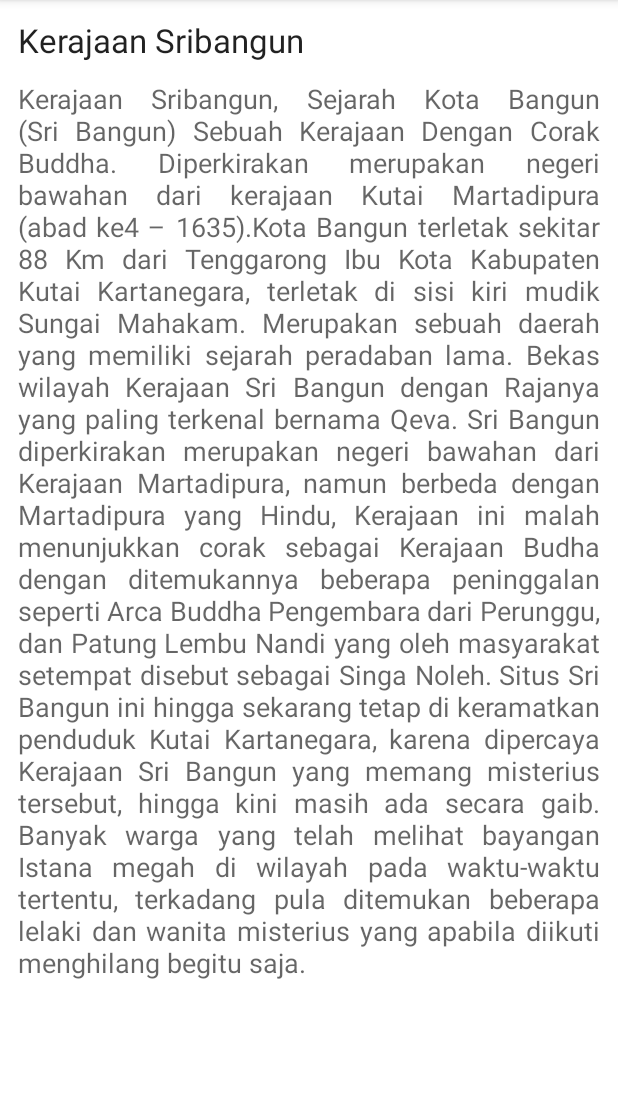
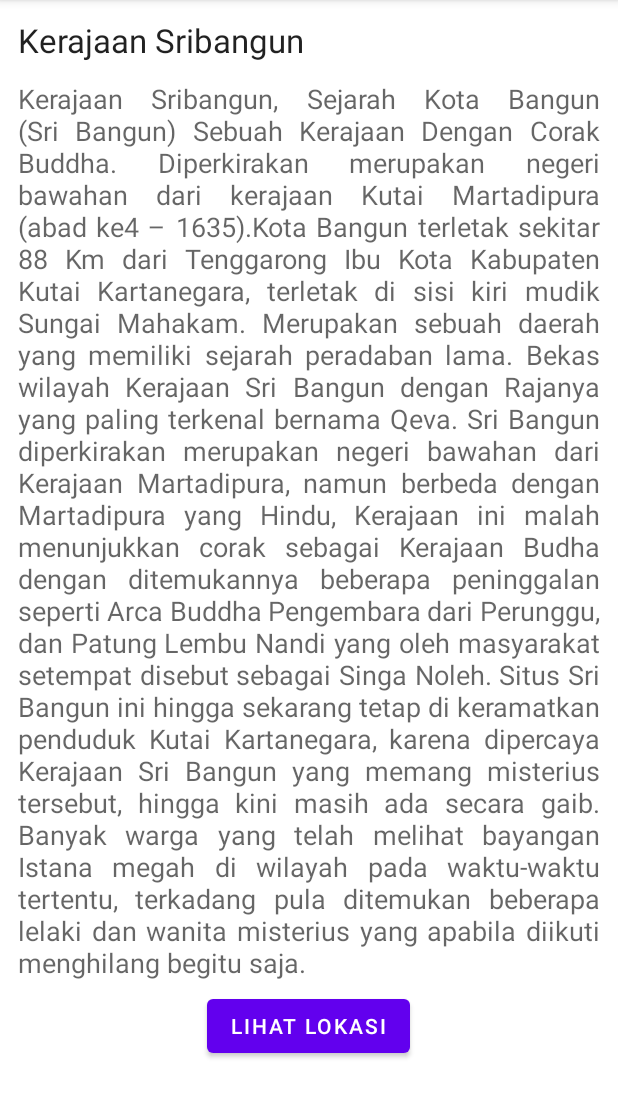
Before and after one commit to JackieWijaya/KingdomHistory, an Android app: the screen it shows after launch (DetailActivity), after a tap on "Kerajaan Sribangun", on a phone screen of 412 x 824 dp, the part 84-1202 px from its top. Run offline under Robolectric (Android 15) with nearby library versions, the phone set to English and light mode, and no system bars; pictures from the network do not load.

Commit message:
Update activity_detail.xml

```diff
--- a/app/src/main/res/layout/activity_detail.xml
+++ b/app/src/main/res/layout/activity_detail.xml
@@ -6,11 +6,10 @@
     android:layout_height="match_parent"
     tools:context=".DetailActivity">
 
-    <LinearLayout
+    <RelativeLayout
         android:layout_width="match_parent"
         android:layout_height="match_parent"
-        android:layout_margin="6dp"
-        android:orientation="vertical">
+        android:layout_margin="6dp">
 
         <ImageView
             android:id="@+id/iv_foto"
@@ -24,7 +23,8 @@
             android:layout_height="wrap_content"
             android:text="Nama Kingdom"
             android:padding="6dp"
-            style="@style/TextAppearance.AppCompat.Large"/>
+            style="@style/TextAppearance.AppCompat.Large"
+            android:layout_below="@+id/iv_foto"/>
 
         <TextView
             android:id="@+id/tv_tentang_kingdom"
@@ -33,8 +33,17 @@
             android:text="Tentang Kingdom"
             android:padding="6dp"
             style="@style/TextAppearance.AppCompat.Medium"
-            android:justificationMode="inter_word"/>
+            android:justificationMode="inter_word"
+            android:layout_below="@+id/tv_nama_kingdom"/>
 
-    </LinearLayout>
+        <Button
+            android:id="@+id/btn_lihat_lokasi"
+            android:layout_width="wrap_content"
+            android:layout_height="wrap_content"
+            android:text="Lihat Lokasi"
+            android:layout_centerHorizontal="true"
+            android:layout_below="@+id/tv_tentang_kingdom"/>
+
+    </RelativeLayout>
 
 </ScrollView>
```
